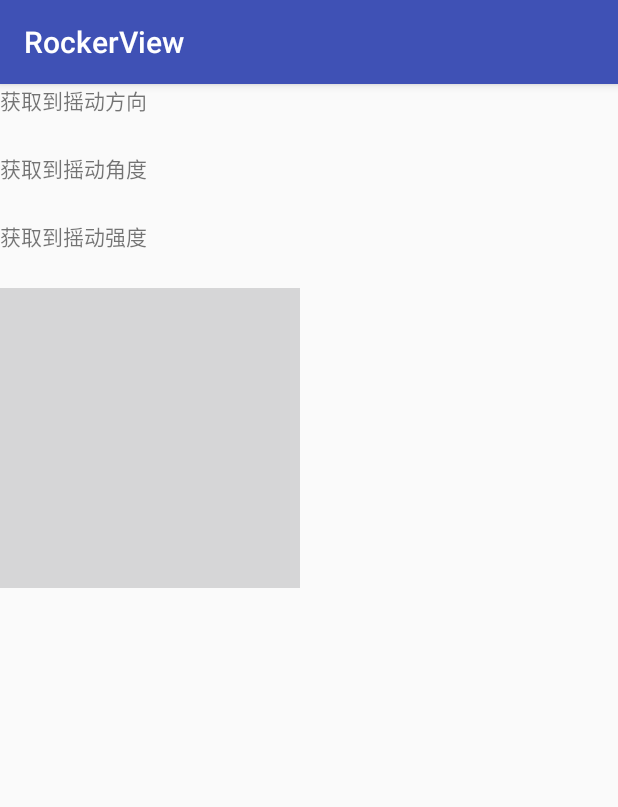
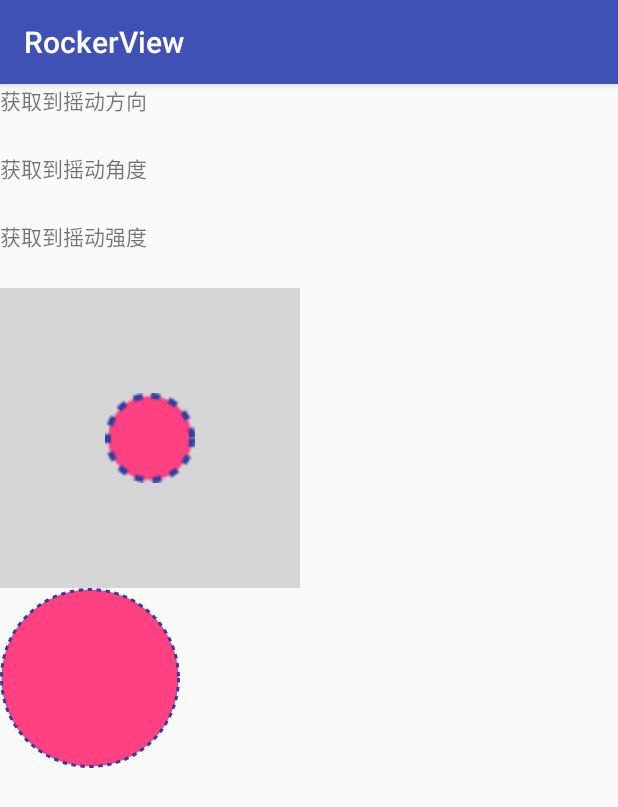
Before and after one commit to AndroidOSC/RockerView, an Android app: the screen it shows after launch (MainActivity), on a phone screen of 412 x 824 dp. Shown: the top 807 px of the screen. Run offline under Robolectric (Android 15) with nearby library versions, the phone set to English and light mode, and no system bars.

Commit message:
修复对xml图像资源支持的bug,支持xml图形资源 1、shape 2、layer-list 3、gradient

```diff
--- /dev/null
+++ b/app/src/main/res/drawable/gradient_rocker_center.xml
@@ -0,0 +1,22 @@
+<?xml version="1.0" encoding="utf-8"?>
+<shape xmlns:android="http://schemas.android.com/apk/res/android"
+    android:dither="true"
+    android:innerRadius="5dp"
+    android:shape="oval"
+    android:useLevel="true">
+
+    <solid android:color="@color/colorAccent" />
+
+    <stroke
+        android:width="2dp"
+        android:color="@color/colorPrimaryDark"
+        android:dashGap="3dp"
+        android:dashWidth="3dp" />
+
+    <gradient
+        android:angle="180"
+        android:endColor="@color/colorAccent"
+        android:startColor="@color/colorPrimary"
+        android:type="sweep"
+        android:useLevel="true" />
+</shape>
--- /dev/null
+++ b/app/src/main/res/drawable/shape_rocker_center.xml
@@ -0,0 +1,5 @@
+<?xml version="1.0" encoding="utf-8"?>
+<shape xmlns:android="http://schemas.android.com/apk/res/android"
+    android:shape="oval">
+    <solid android:color="@color/colorAccent" />
+</shape>
--- a/app/src/main/res/layout/activity_main.xml
+++ b/app/src/main/res/layout/activity_main.xml
@@ -33,7 +33,12 @@
         android:layout_height="200dp"
         android:layout_marginTop="24dp"
         app:areaBackground="@drawable/view_big"
-        app:rockerBackground="@drawable/view_small"
+        app:rockerBackground="@drawable/gradient_rocker_center"
         app:rockerRadius="30dp" />
 
+    <ImageView
+        android:layout_width="120dp"
+        android:layout_height="120dp"
+        android:src="@drawable/gradient_rocker_center"/>
+
 </LinearLayout>
--- a/rockerviewlib/bintray.gradle
+++ b/rockerviewlib/bintray.gradle
@@ -21,7 +21,7 @@ publish {
     userOrg = 'lyy'                                //bintray注册的用户名
     groupId = 'com.atomone.rockerview'             //compile引用时的第1部分groupId
     artifactId = 'recokerview'                     //compile引用时的第2部分项目名
-    publishVersion = "0.0.4"                       //compile引用时的第3部分版本号
+    publishVersion = "0.0.5"                       //compile引用时的第3部分版本号
     desc = 'rocker view 2 Android widget'          //项目简介
     website = siteUrl                              //项目地址
     licences = ["Apache-2.0"]                      //模块的licences
```
Also changed, not shown: app/src/main/res/drawable/layerlist_rocker_center.xml (added, +22 -0 lines), rockerviewlib/src/main/java/com/atomone/rockerview/RockerView.java (+67 -48 lines).
